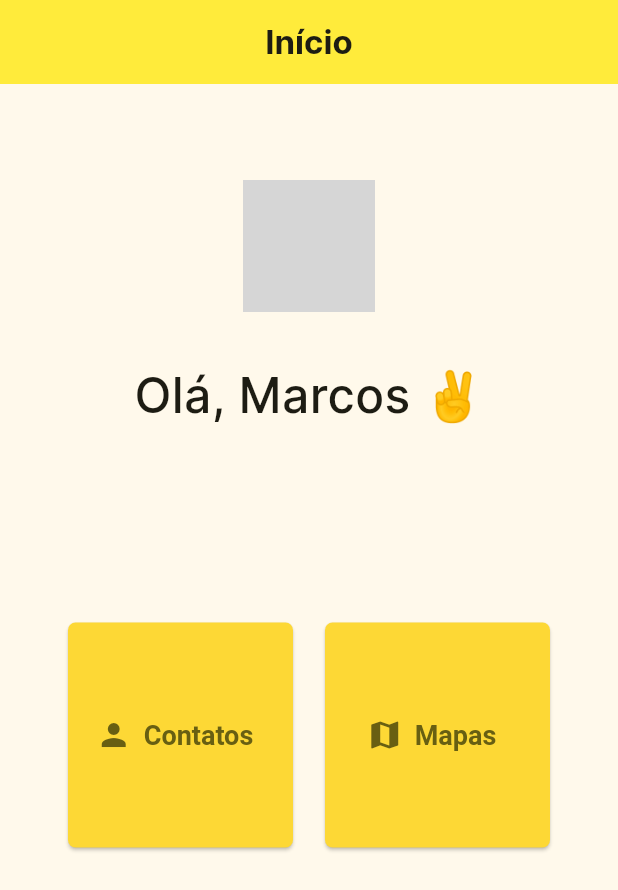
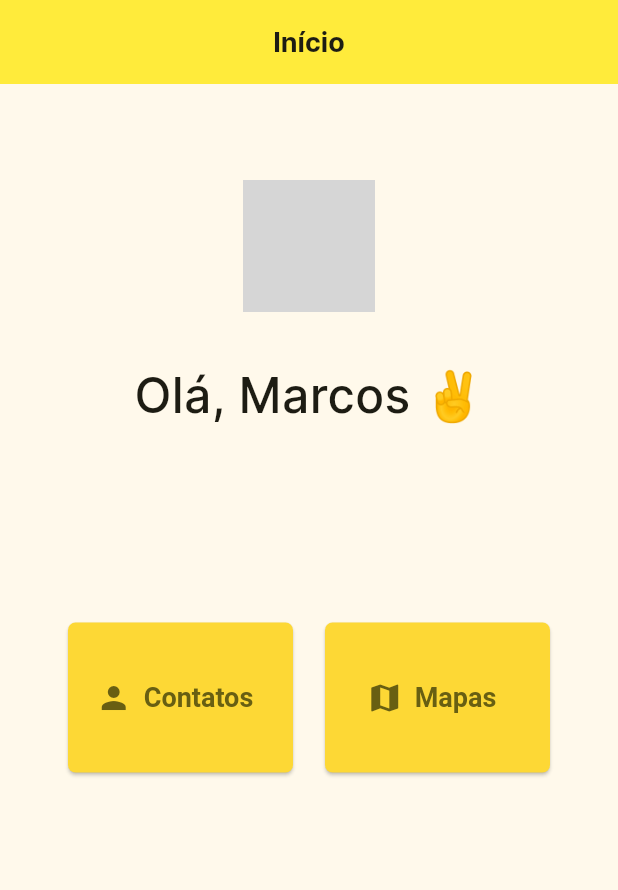
Before and after one commit to marcosmacedoo/app_contacts, a Flutter app: the HomeScreen screen opened directly, on a phone screen of 412 x 824 dp. Shown: the top 890 px of the screen. Run offline on Flutter 3.47's test engine with Material 2 defaults, Android fonts, the phone set to English and light mode, and no system bars; network calls fail; grey boxes are pictures that could not be loaded.

Commit message:
fix: overflow screen home

```diff
--- a/lib/pages/contacts.dart
+++ b/lib/pages/contacts.dart
@@ -8,7 +8,7 @@ class ContactsScreen extends StatelessWidget {
     return Scaffold(
       appBar: AppBar(
         title: const Text('Meus contatos',
-            style: TextStyle(fontWeight: FontWeight.bold)),
+            style: TextStyle(fontWeight: FontWeight.bold, fontSize: 18)),
         backgroundColor: Colors.yellow,
         centerTitle: true,
       ),
@@ -23,10 +23,10 @@ class ContactsScreen extends StatelessWidget {
           Card(
               elevation: 0,
               child: ListTile(
-                leading: const Icon(Icons.person),
+                // leading: const Icon(Icons.person),
                 title: const Text('Marcos Macedo'),
                 subtitle: const Text('(86) 9 9502-8103'),
-                iconColor: Theme.of(context).colorScheme.inverseSurface,
+                // iconColor: Theme.of(context).colorScheme.inverseSurface,
                 trailing: Row(
                   mainAxisSize: MainAxisSize.min,
                   children: [
--- a/lib/pages/home.dart
+++ b/lib/pages/home.dart
@@ -8,8 +8,8 @@ class HomeScreen extends StatelessWidget {
   Widget build(BuildContext context) {
     return Scaffold(
       appBar: AppBar(
-        title:
-            const Text('Início', style: TextStyle(fontWeight: FontWeight.bold)),
+        title: const Text('Início',
+            style: TextStyle(fontWeight: FontWeight.bold, fontSize: 18)),
         backgroundColor: Colors.yellow,
         centerTitle: true,
         automaticallyImplyLeading: false,
@@ -39,7 +39,7 @@ class HomeScreen extends StatelessWidget {
                   children: [
                     SizedBox(
                         width: 150,
-                        height: 150,
+                        height: 100,
                         child: ElevatedButton.icon(
                           onPressed: () {
                             Navigator.of(context).push(MaterialPageRoute(
@@ -61,7 +61,7 @@ class HomeScreen extends StatelessWidget {
                         )),
                     SizedBox(
                         width: 150,
-                        height: 150,
+                        height: 100,
                         child: ElevatedButton.icon(
                           onPressed: () {},
                           icon: const Icon(
```
